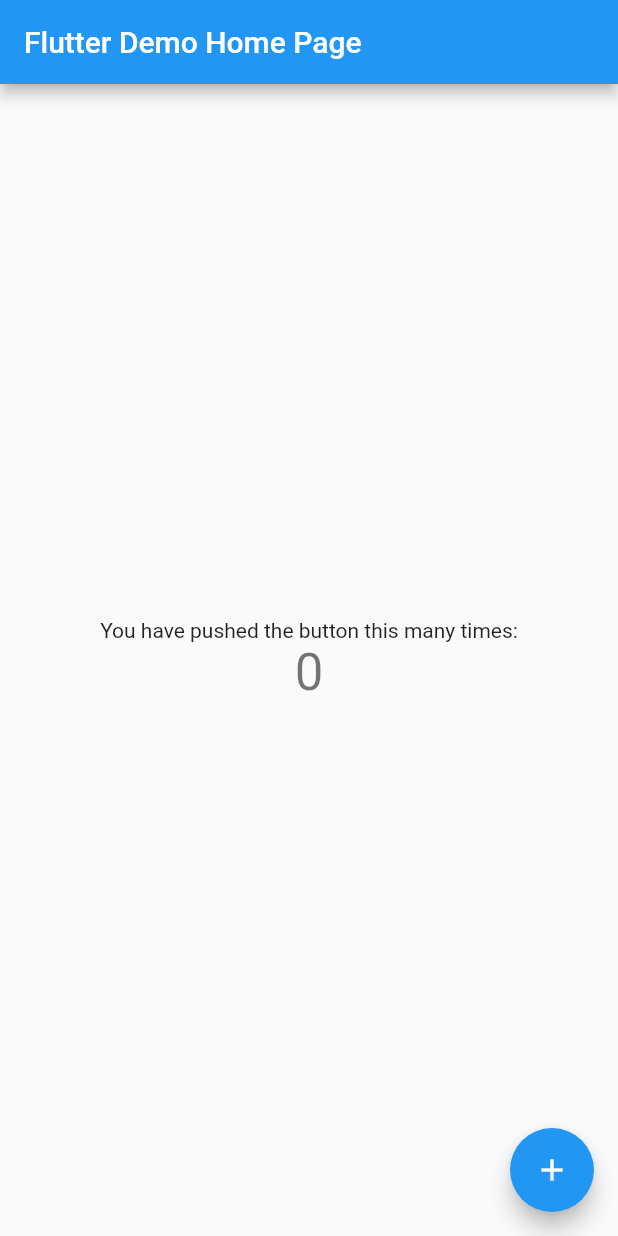
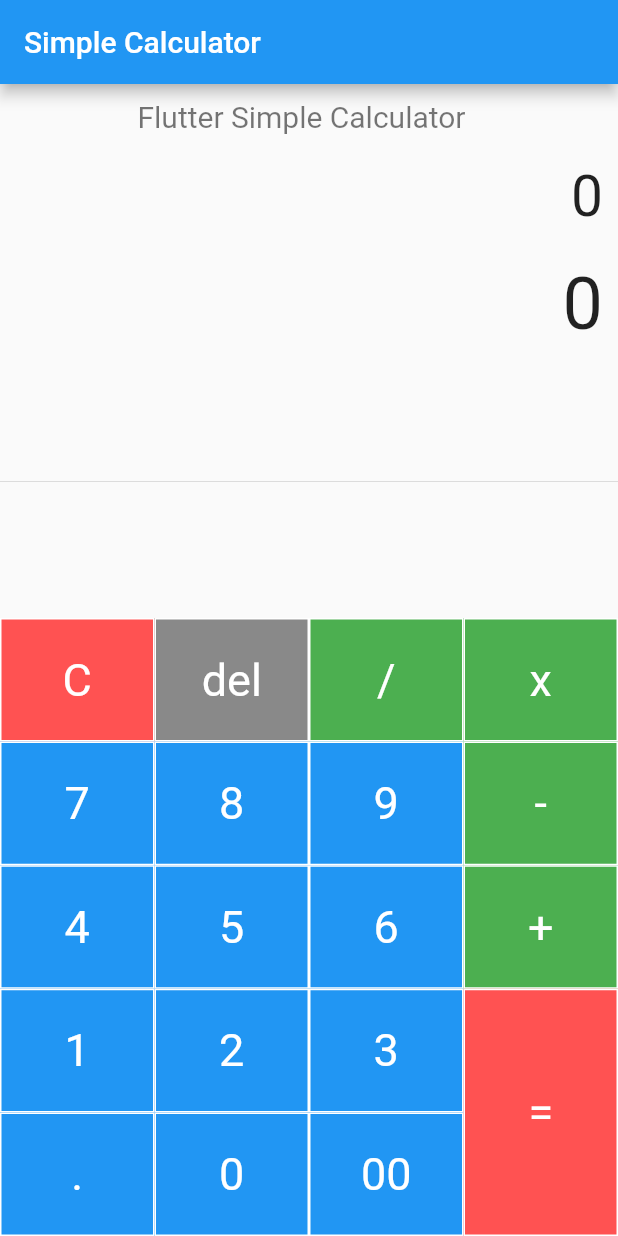
Before and after one commit to darshana-perera-97/calculator_flutter, a Flutter app: the screen it shows after launch, on a phone screen of 412 x 824 dp. Run offline on Flutter 3.47's test engine with Material 2 defaults, Android fonts, the phone set to English and light mode, and no system bars.

Commit message:
ui created using flutter

```diff
--- a/lib/main.dart
+++ b/lib/main.dart
@@ -1,113 +1,187 @@
 import 'package:flutter/material.dart';
 
 void main() {
-  runApp(MyApp());
+  runApp(Calculator());
 }
 
-class MyApp extends StatelessWidget {
-  // This widget is the root of your application.
+class Calculator extends StatelessWidget {
   @override
   Widget build(BuildContext context) {
     return MaterialApp(
-      title: 'Flutter Demo',
-      theme: ThemeData(
-        // This is the theme of your application.
-        //
-        // Try running your application with "flutter run". You'll see the
-        // application has a blue toolbar. Then, without quitting the app, try
-        // changing the primarySwatch below to Colors.green and then invoke
-        // "hot reload" (press "r" in the console where you ran "flutter run",
-        // or simply save your changes to "hot reload" in a Flutter IDE).
-        // Notice that the counter didn't reset back to zero; the application
-        // is not restarted.
-        primarySwatch: Colors.blue,
-      ),
-      home: MyHomePage(title: 'Flutter Demo Home Page'),
+      debugShowCheckedModeBanner: false,
+      title: 'Calculator',
+      theme: ThemeData(primarySwatch: Colors.blue),
+      home: SimpleCalculator(),
     );
   }
 }
 
-class MyHomePage extends StatefulWidget {
-  MyHomePage({Key key, this.title}) : super(key: key);
-
-  // This widget is the home page of your application. It is stateful, meaning
-  // that it has a State object (defined below) that contains fields that affect
-  // how it looks.
-
-  // This class is the configuration for the state. It holds the values (in this
-  // case the title) provided by the parent (in this case the App widget) and
-  // used by the build method of the State. Fields in a Widget subclass are
-  // always marked "final".
-
-  final String title;
-
+class SimpleCalculator extends StatefulWidget {
   @override
-  _MyHomePageState createState() => _MyHomePageState();
+  State<SimpleCalculator> createState() => _SimpleCalculatorState();
 }
 
-class _MyHomePageState extends State<MyHomePage> {
-  int _counter = 0;
+class _SimpleCalculatorState extends State<SimpleCalculator> {
+  String equation = "0";
+  String result = "0";
+  String expression = "";
+  double exuationFontSize = 38.0;
+  double resultFontSize = 48.0;
 
-  void _incrementCounter() {
+  buttonPressed(String buttonText) {
     setState(() {
-      // This call to setState tells the Flutter framework that something has
-      // changed in this State, which causes it to rerun the build method below
-      // so that the display can reflect the updated values. If we changed
-      // _counter without calling setState(), then the build method would not be
-      // called again, and so nothing would appear to happen.
-      _counter++;
+      if (buttonText == "C") {
+        equation = "0";
+        result = "0";
+        exuationFontSize = 38.0;
+        resultFontSize = 48.0;
+      } else if (buttonText == "del") {
+        exuationFontSize = 48.0;
+        resultFontSize = 38.0;
+        equation = equation.substring(0, equation.length - 1);
+        if (equation == "") {
+          equation = "0";
+        }
+      } else if (buttonText == "=") {
+        exuationFontSize = 38.0;
+        resultFontSize = 48.0;
+      } else {
+        exuationFontSize = 48.0;
+        resultFontSize = 38.0;
+        if (buttonText == "0") {
+          equation = buttonText;
+        } else {
+          equation = equation + buttonText;
+        }
+      }
     });
+  }
+
+  Widget buildButton(
+      String buttonText, double buttonHeight, Color buttonColor) {
+    return Container(
+      width: MediaQuery.of(context).size.width * .75,
+      child: Table(
+        children: [
+          TableRow(children: [
+            Container(
+              height: MediaQuery.of(context).size.height * 0.1 * buttonHeight,
+              color: buttonColor,
+              child: FlatButton(
+                shape: RoundedRectangleBorder(
+                    borderRadius: BorderRadius.circular(0.0),
+                    side: BorderSide(
+                        color: Colors.white,
+                        width: 1,
+                        style: BorderStyle.solid)),
+                onPressed: () => buttonPressed(buttonText),
+                padding: EdgeInsets.all(16.0),
+                child: Text(
+                  buttonText,
+                  style: TextStyle(
+                      fontSize: 30.0,
+                      fontWeight: FontWeight.normal,
+                      color: Colors.white),
+                ),
+              ),
+            )
+          ])
+        ],
+      ),
+    );
   }
 
   @override
   Widget build(BuildContext context) {
-    // This method is rerun every time setState is called, for instance as done
-    // by the _incrementCounter method above.
-    //
-    // The Flutter framework has been optimized to make rerunning build methods
-    // fast, so that you can just rebuild anything that needs updating rather
-    // than having to individually change instances of widgets.
     return Scaffold(
       appBar: AppBar(
-        // Here we take the value from the MyHomePage object that was created by
-        // the App.build method, and use it to set our appbar title.
-        title: Text(widget.title),
+        title: Text('Simple Calculator'),
       ),
-      body: Center(
-        // Center is a layout widget. It takes a single child and positions it
-        // in the middle of the parent.
-        child: Column(
-          // Column is also a layout widget. It takes a list of children and
-          // arranges them vertically. By default, it sizes itself to fit its
-          // children horizontally, and tries to be as tall as its parent.
-          //
-          // Invoke "debug painting" (press "p" in the console, choose the
-          // "Toggle Debug Paint" action from the Flutter Inspector in Android
-          // Studio, or the "Toggle Debug Paint" command in Visual Studio Code)
-          // to see the wireframe for each widget.
-          //
-          // Column has various properties to control how it sizes itself and
-          // how it positions its children. Here we use mainAxisAlignment to
-          // center the children vertically; the main axis here is the vertical
-          // axis because Columns are vertical (the cross axis would be
-          // horizontal).
-          mainAxisAlignment: MainAxisAlignment.center,
-          children: <Widget>[
-            Text(
-              'You have pushed the button this many times:',
+      body: Column(
+        children: [
+          Container(
+            alignment: Alignment.center,
+            padding: EdgeInsets.fromLTRB(0, 10, 10, 0),
+            child: Text(
+              "Flutter Simple Calculator",
+              style: TextStyle(fontSize: 20.0, color: Colors.black54),
             ),
-            Text(
-              '$_counter',
-              style: Theme.of(context).textTheme.headline4,
+          ),
+          Container(
+            alignment: Alignment.centerRight,
+            padding: EdgeInsets.fromLTRB(10, 20, 10, 0),
+            child: Text(
+              "0",
+              style: TextStyle(fontSize: exuationFontSize),
             ),
-          ],
-        ),
+          ),
+          Container(
+            alignment: Alignment.centerRight,
+            padding: EdgeInsets.fromLTRB(10, 20, 10, 0),
+            child: Text(
+              "0",
+              style: TextStyle(fontSize: resultFontSize),
+            ),
+          ),
+          Expanded(child: Divider()),
+          Row(
+            mainAxisAlignment: MainAxisAlignment.center,
+            children: [
+              Container(
+                width: MediaQuery.of(context).size.width * 0.75,
+                child: Table(
+                  children: [
+                    TableRow(children: [
+                      buildButton("C", 1, Colors.redAccent),
+                      buildButton("del", 1, Colors.black45),
+                      buildButton("/", 1, Colors.green),
+                    ]),
+                    TableRow(children: [
+                      buildButton("7", 1, Colors.blue),
+                      buildButton("8", 1, Colors.blue),
+                      buildButton("9", 1, Colors.blue),
+                    ]),
+                    TableRow(children: [
+                      buildButton("4", 1, Colors.blue),
+                      buildButton("5", 1, Colors.blue),
+                      buildButton("6", 1, Colors.blue),
+                    ]),
+                    TableRow(children: [
+                      buildButton("1", 1, Colors.blue),
+                      buildButton("2", 1, Colors.blue),
+                      buildButton("3", 1, Colors.blue),
+                    ]),
+                    TableRow(children: [
+                      buildButton(".", 1, Colors.blue),
+                      buildButton("0", 1, Colors.blue),
+                      buildButton("00", 1, Colors.blue),
+                    ]),
+                  ],
+                ),
+              ),
+              Container(
+                width: MediaQuery.of(context).size.width * 0.25,
+                child: Table(
+                  children: [
+                    TableRow(children: [
+                      buildButton("x", 1, Colors.green),
+                    ]),
+                    TableRow(children: [
+                      buildButton("-", 1, Colors.green),
+                    ]),
+                    TableRow(children: [
+                      buildButton("+", 1, Colors.green),
+                    ]),
+                    TableRow(children: [
+                      buildButton("=", 2, Colors.redAccent),
+                    ]),
+                  ],
+                ),
+              )
+            ],
+          )
+        ],
       ),
-      floatingActionButton: FloatingActionButton(
-        onPressed: _incrementCounter,
-        tooltip: 'Increment',
-        child: Icon(Icons.add),
-      ), // This trailing comma makes auto-formatting nicer for build methods.
     );
   }
 }
```
